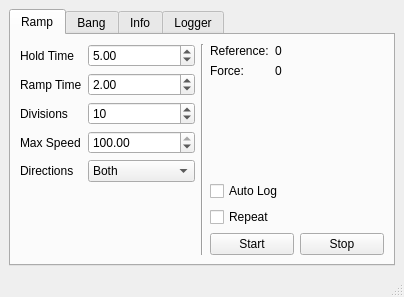
Old version of the form MotorCalibrate/forms/mainwindow.ui in the repository uf-mil-archive/sub-2012.
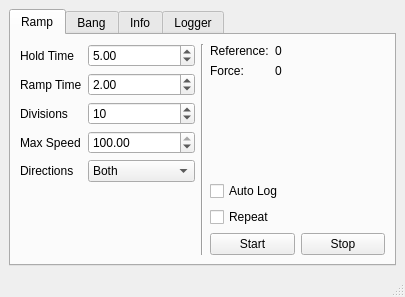
New version of the form.

Commit message: Added support for flags in the motorcalibrate gui

```diff
--- a/MotorCalibrate/forms/mainwindow.ui
+++ b/MotorCalibrate/forms/mainwindow.ui
@@ -6,7 +6,7 @@
    <rect>
     <x>0</x>
     <y>0</y>
-    <width>404</width>
+    <width>405</width>
     <height>297</height>
    </rect>
   </property>
```
The commit also changes 3 other files.
